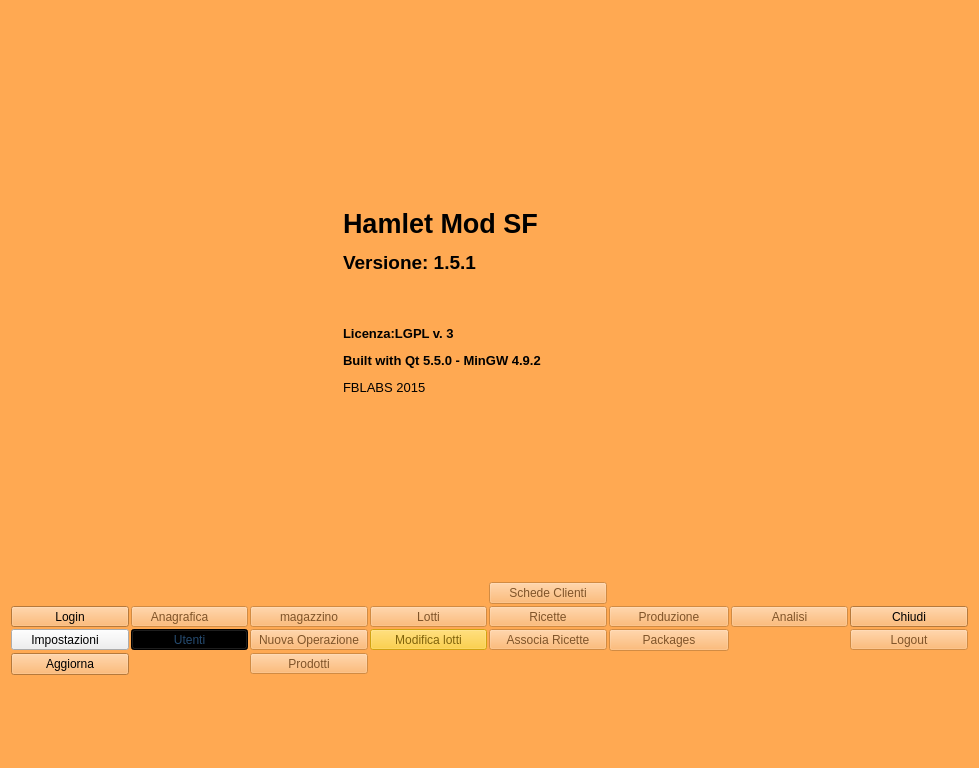
Before: the Qt Designer form mainwindow.ui in starwork/hamlet-mod-sanremofoods, drawn with Qt 5.
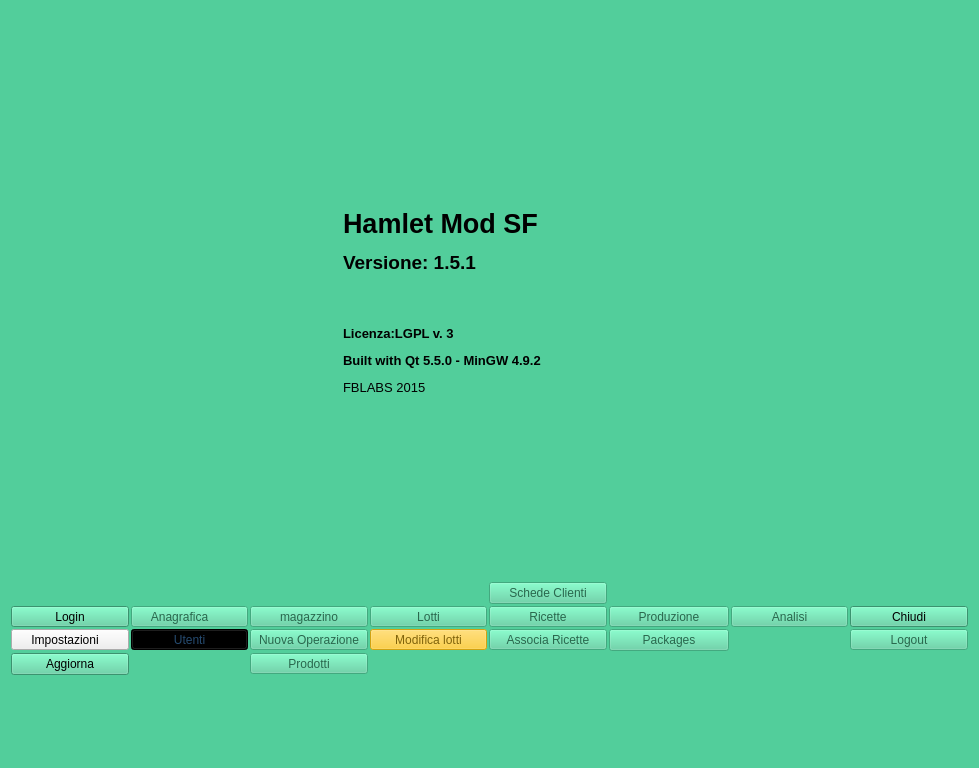
After: the same form once the commit is applied. Icons and pictures are not drawn.

```diff
--- a/mainwindow.ui
+++ b/mainwindow.ui
@@ -28,45 +28,45 @@
      <colorrole role="Button">
       <brush brushstyle="SolidPattern">
        <color alpha="255">
-        <red>255</red>
-        <green>169</green>
-        <blue>82</blue>
+        <red>82</red>
+        <green>206</green>
+        <blue>155</blue>
        </color>
       </brush>
      </colorrole>
      <colorrole role="Light">
       <brush brushstyle="SolidPattern">
        <color alpha="255">
-        <red>255</red>
-        <green>233</green>
-        <blue>210</blue>
+        <red>156</red>
+        <green>255</green>
+        <blue>214</blue>
        </color>
       </brush>
      </colorrole>
      <colorrole role="Midlight">
       <brush brushstyle="SolidPattern">
        <color alpha="255">
-        <red>255</red>
-        <green>201</green>
-        <blue>146</blue>
+        <red>119</red>
+        <green>230</green>
+        <blue>184</blue>
        </color>
       </brush>
      </colorrole>
      <colorrole role="Dark">
       <brush brushstyle="SolidPattern">
        <color alpha="255">
-        <red>127</red>
-        <green>84</green>
-        <blue>41</blue>
+        <red>41</red>
+        <green>103</green>
+        <blue>77</blue>
        </color>
       </brush>
      </colorrole>
      <colorrole role="Mid">
       <brush brushstyle="SolidPattern">
        <color alpha="255">
-        <red>170</red>
-        <green>113</green>
-        <blue>54</blue>
+        <red>54</red>
+        <green>137</green>
+        <blue>103</blue>
        </color>
       </brush>
      </colorrole>
@@ -109,9 +109,9 @@
      <colorrole role="Window">
       <brush brushstyle="SolidPattern">
        <color alpha="255">
-        <red>255</red>
-        <green>169</green>
-        <blue>82</blue>
+        <red>82</red>
+        <green>206</green>
+        <blue>155</blue>
        </color>
       </brush>
      </colorrole>
@@ -127,9 +127,9 @@
      <colorrole role="AlternateBase">
       <brush brushstyle="SolidPattern">
        <color alpha="255">
-        <red>255</red>
-        <green>212</green>
-        <blue>168</blue>
+        <red>168</red>
+        <green>230</green>
+        <blue>205</blue>
        </color>
       </brush>
      </colorrole>
@@ -165,45 +165,45 @@
      <colorrole role="Button">
       <brush brushstyle="SolidPattern">
        <color alpha="255">
-        <red>255</red>
-        <green>169</green>
-        <blue>82</blue>
+        <red>82</red>
+        <green>206</green>
+        <blue>155</blue>
        </color>
       </brush>
      </colorrole>
      <colorrole role="Light">
       <brush brushstyle="SolidPattern">
        <color alpha="255">
-        <red>255</red>
-        <green>233</green>
-        <blue>210</blue>
+        <red>156</red>
+        <green>255</green>
+        <blue>214</blue>
        </color>
       </brush>
      </colorrole>
      <colorrole role="Midlight">
       <brush brushstyle="SolidPattern">
        <color alpha="255">
-        <red>255</red>
-        <green>201</green>
-        <blue>146</blue>
+        <red>119</red>
+        <green>230</green>
+        <blue>184</blue>
        </color>
       </brush>
      </colorrole>
      <colorrole role="Dark">
       <brush brushstyle="SolidPattern">
        <color alpha="255">
-        <red>127</red>
-        <green>84</green>
-        <blue>41</blue>
+        <red>41</red>
+        <green>103</green>
+        <blue>77</blue>
        </color>
       </brush>
      </colorrole>
      <colorrole role="Mid">
       <brush brushstyle="SolidPattern">
        <color alpha="255">
-        <red>170</red>
-        <green>113</green>
-        <blue>54</blue>
+        <red>54</red>
+        <green>137</green>
+        <blue>103</blue>
        </color>
       </brush>
      </colorrole>
@@ -246,9 +246,9 @@
      <colorrole role="Window">
       <brush brushstyle="SolidPattern">
        <color alpha="255">
-        <red>255</red>
-        <green>169</green>
-        <blue>82</blue>
+        <red>82</red>
+        <green>206</green>
+        <blue>155</blue>
        </color>
       </brush>
      </colorrole>
@@ -264,9 +264,9 @@
      <colorrole role="AlternateBase">
       <brush brushstyle="SolidPattern">
        <color alpha="255">
-        <red>255</red>
-        <green>212</green>
-        <blue>168</blue>
+        <red>168</red>
+        <green>230</green>
+        <blue>205</blue>
        </color>
       </brush>
      </colorrole>
@@ -293,63 +293,63 @@
      <colorrole role="WindowText">
       <brush brushstyle="SolidPattern">
        <color alpha="255">
-        <red>127</red>
-        <green>84</green>
-        <blue>41</blue>
+        <red>41</red>
+        <green>103</green>
+        <blue>77</blue>
        </color>
       </brush>
      </colorrole>
      <colorrole role="Button">
       <brush brushstyle="SolidPattern">
        <color alpha="255">
-        <red>255</red>
-        <green>169</green>
-        <blue>82</blue>
+        <red>82</red>
+        <green>206</green>
+        <blue>155</blue>
        </color>
       </brush>
      </colorrole>
      <colorrole role="Light">
       <brush brushstyle="SolidPattern">
        <color alpha="255">
-        <red>255</red>
-        <green>233</green>
-        <blue>210</blue>
+        <red>156</red>
+        <green>255</green>
+        <blue>214</blue>
        </color>
       </brush>
      </colorrole>
      <colorrole role="Midlight">
       <brush brushstyle="SolidPattern">
        <color alpha="255">
-        <red>255</red>
-        <green>201</green>
-        <blue>146</blue>
+        <red>119</red>
+        <green>230</green>
+        <blue>184</blue>
        </color>
       </brush>
      </colorrole>
      <colorrole role="Dark">
       <brush brushstyle="SolidPattern">
        <color alpha="255">
-        <red>127</red>
-        <green>84</green>
-        <blue>41</blue>
+        <red>41</red>
+        <green>103</green>
+        <blue>77</blue>
        </color>
       </brush>
      </colorrole>
      <colorrole role="Mid">
       <brush brushstyle="SolidPattern">
        <color alpha="255">
-        <red>170</red>
-        <green>113</green>
-        <blue>54</blue>
+        <red>54</red>
+        <green>137</green>
+        <blue>103</blue>
        </color>
       </brush>
      </colorrole>
      <colorrole role="Text">
       <brush brushstyle="SolidPattern">
        <color alpha="255">
-        <red>127</red>
-        <green>84</green>
-        <blue>41</blue>
+        <red>41</red>
+        <green>103</green>
+        <blue>77</blue>
        </color>
       </brush>
      </colorrole>
@@ -365,27 +365,27 @@
      <colorrole role="ButtonText">
       <brush brushstyle="SolidPattern">
        <color alpha="255">
-        <red>127</red>
-        <green>84</green>
-        <blue>41</blue>
+        <red>41</red>
+        <green>103</green>
+        <blue>77</blue>
        </color>
       </brush>
      </colorrole>
      <colorrole role="Base">
       <brush brushstyle="SolidPattern">
        <color alpha="255">
-        <red>255</red>
-        <green>169</green>
-        <blue>82</blue>
+        <red>82</red>
+        <green>206</green>
+        <blue>155</blue>
        </color>
       </brush>
      </colorrole>
      <colorrole role="Window">
       <brush brushstyle="SolidPattern">
        <color alpha="255">
-        <red>255</red>
-        <green>169</green>
-        <blue>82</blue>
+        <red>82</red>
+        <green>206</green>
+        <blue>155</blue>
        </color>
       </brush>
      </colorrole>
@@ -401,9 +401,9 @@
      <colorrole role="AlternateBase">
       <brush brushstyle="SolidPattern">
        <color alpha="255">
-        <red>255</red>
-        <green>169</green>
-        <blue>82</blue>
+        <red>82</red>
+        <green>206</green>
+        <blue>155</blue>
        </color>
       </brush>
      </colorrole>
```
